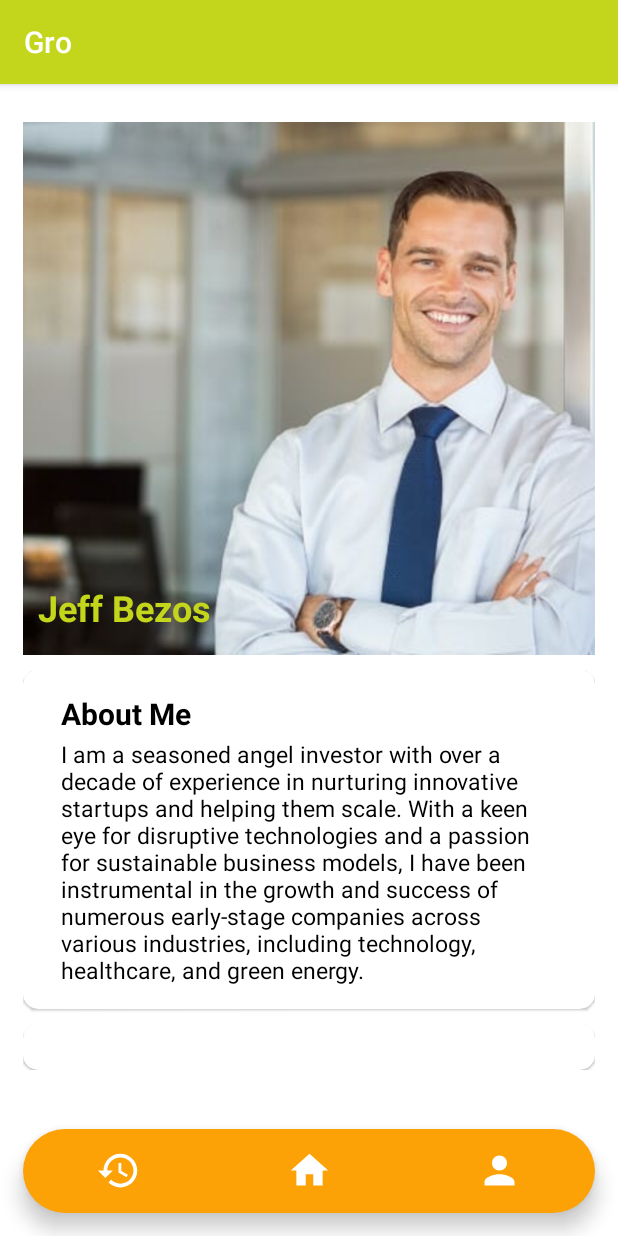
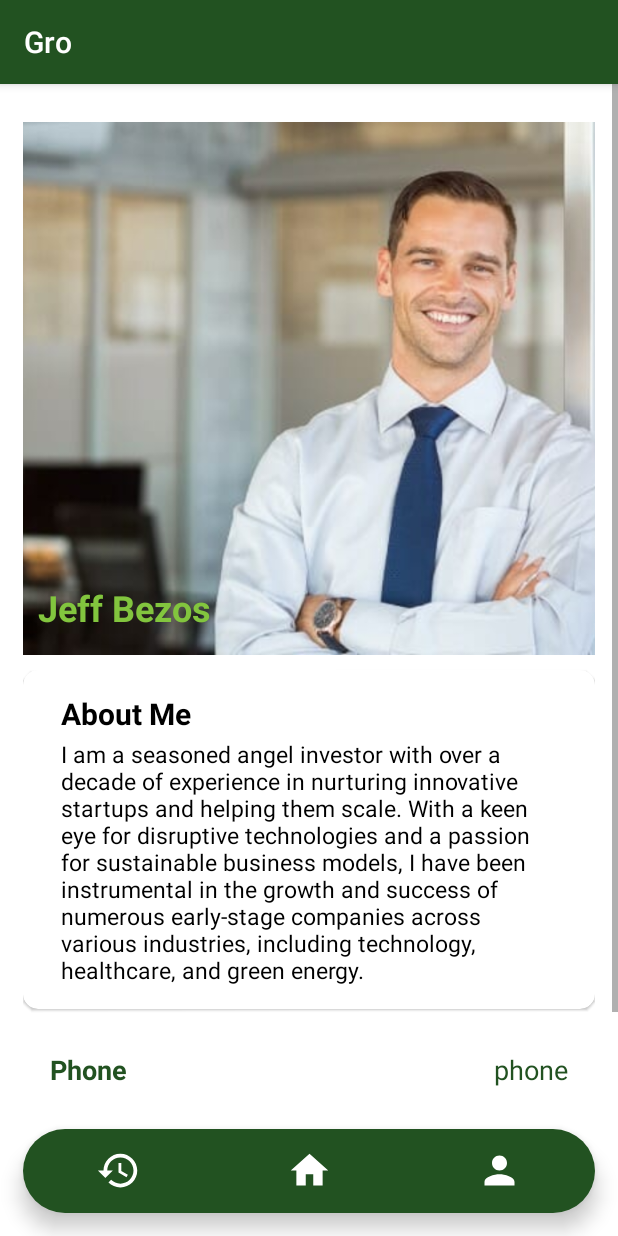
Before and after one commit to Rishali123/BCHacks1, an Android app: the ProfileActivity screen opened directly, with no data from a screen before it, on a phone screen of 412 x 824 dp. Run offline under Robolectric (Android 15) with nearby library versions, the phone set to English and light mode, and no system bars; our stand-ins replace Firebase (no records; nobody signed in at launch, a user with empty details on screens opened directly).

Commit message:
working final 1

```diff
--- a/app/src/main/java/com/example/bchacks/ProfileActivity.java
+++ b/app/src/main/java/com/example/bchacks/ProfileActivity.java
@@ -1,22 +1,76 @@
 package com.example.bchacks;
 
 import androidx.appcompat.app.AppCompatActivity;
-
 import android.content.Intent;
 import android.os.Bundle;
-
+import android.util.Log;
+import android.widget.TextView;
 import com.google.android.material.bottomnavigation.BottomNavigationView;
+import com.google.firebase.auth.FirebaseAuth;
+import com.google.firebase.auth.FirebaseUser;
+import com.google.firebase.database.DataSnapshot;
+import com.google.firebase.database.DatabaseError;
+import com.google.firebase.database.DatabaseReference;
+import com.google.firebase.database.FirebaseDatabase;
+import com.google.firebase.database.ValueEventListener;
 
 public class ProfileActivity extends AppCompatActivity {
+    private static final String TAG = "ProfileActivity";
+    TextView profileName, profileInterest, profilePhone;
+    FirebaseUser firebaseUser;
+    FirebaseAuth firebaseAuth;
 
     @Override
     protected void onCreate(Bundle savedInstanceState) {
         super.onCreate(savedInstanceState);
         setContentView(R.layout.activity_profile);
 
+        profileName = findViewById(R.id.profileName);
+        profilePhone = findViewById(R.id.profilePhone);
+        profileInterest = findViewById(R.id.profileInterest);
+
+        firebaseAuth = FirebaseAuth.getInstance();
+        firebaseUser = firebaseAuth.getCurrentUser();
+
+        if (firebaseUser != null) {
+            String userId = firebaseUser.getUid();  // Get the current user ID
+            Log.d(TAG, "User ID: " + userId);
+
+            DatabaseReference ref = FirebaseDatabase.getInstance().getReference("users");
+            // Assuming you want to retrieve the user by UID
+            ref.orderByChild("uid").equalTo(userId).addListenerForSingleValueEvent(new ValueEventListener() {
+                @Override
+                public void onDataChange(DataSnapshot snapshot) {
+                    if (snapshot.exists()) {
+                        for (DataSnapshot userSnapshot : snapshot.getChildren()) {
+                            String nameFromDB = userSnapshot.child("name").getValue(String.class);
+                            String phoneFromDB = userSnapshot.child("phone").getValue(String.class);
+                            String interestsFromDB = userSnapshot.child("interests").getValue(String.class);
+
+                            Log.d(TAG, "Name: " + nameFromDB);
+                            Log.d(TAG, "Phone: " + phoneFromDB);
+                            Log.d(TAG, "Interests: " + interestsFromDB);
+
+                            profileName.setText(nameFromDB);
+                            profilePhone.setText(phoneFromDB);
+                            profileInterest.setText(interestsFromDB);
+                        }
+                    } else {
+                        Log.w(TAG, "User data not found");
+                    }
+                }
+
+                @Override
+                public void onCancelled(DatabaseError databaseError) {
+                    Log.e(TAG, "Database error: " + databaseError.getMessage());
+                }
+            });
+        } else {
+            Log.w(TAG, "No Firebase user logged in");
+        }
+
         BottomNavigationView bottomNavigationView = findViewById(R.id.bottomNavigation);
-        bottomNavigationView.setSelectedItemId(R.id.Home);
-
+        bottomNavigationView.setSelectedItemId(R.id.Profile);
         bottomNavigationView.setOnItemSelectedListener(item -> {
             int itemId = item.getItemId();
             if (itemId == R.id.Home) {
--- a/app/src/main/res/layout/activity_login.xml
+++ b/app/src/main/res/layout/activity_login.xml
@@ -7,7 +7,7 @@
     android:layout_height="match_parent"
     android:orientation="vertical"
     android:gravity="center"
-    android:background="@color/orange"
+    android:background="@color/green"
     tools:context=".LoginActivity">
     <androidx.cardview.widget.CardView
         android:layout_width="match_parent"
@@ -47,7 +47,7 @@
                 android:layout_height="50dp"
                 android:id="@+id/login_password"
                 android:background="@drawable/custom_edittext"
-                android:layout_marginTop="20dp"
+                android:layout_marginTop="15dp"
                 android:inputType="textPassword"
                 android:padding="8dp"
                 android:hint="Password"
@@ -60,7 +60,7 @@
                 android:text="Login"
                 android:id="@+id/login_button"
                 android:textSize="18sp"
-                android:layout_marginTop="30dp"
+                android:layout_marginTop="20dp"
                 android:backgroundTint="@color/green"
                 app:cornerRadius = "20dp"/>
 
--- a/app/src/main/res/layout/activity_profile.xml
+++ b/app/src/main/res/layout/activity_profile.xml
@@ -32,7 +32,7 @@
                     app:srcCompat="@drawable/investor" />
 
                 <TextView
-                    android:id="@+id/textView2"
+                    android:id="@+id/profileName"
                     android:layout_width="wrap_content"
                     android:layout_height="48dp"
                     android:layout_alignParentStart="true"
@@ -56,6 +56,7 @@
                 app:cardCornerRadius="10dp">
 
                 <LinearLayout
+                    android:id="@+id/layout"
                     android:layout_width="match_parent"
                     android:layout_height="wrap_content"
                     android:orientation="vertical"
@@ -87,28 +88,75 @@
                     </RelativeLayout>
 
                 </LinearLayout>
-
             </com.google.android.material.card.MaterialCardView>
 
-            <com.google.android.material.card.MaterialCardView
+            <!-- Add the provided layout below the "About Me" section -->
+            <LinearLayout
                 android:layout_width="match_parent"
                 android:layout_height="wrap_content"
-                android:layout_marginTop="10dp"
-                app:cardCornerRadius="10dp">
+                android:layout_marginLeft="10dp"
+                android:layout_marginTop="20dp"
+                android:layout_marginRight="10dp"
+                android:layout_marginBottom="10dp"
+                android:orientation="horizontal"
+                android:padding="8dp">
 
-                <LinearLayout
-                    android:layout_width="match_parent"
+                <TextView
+                    android:id="@+id/phone"
+                    android:layout_width="wrap_content"
                     android:layout_height="wrap_content"
-                    android:orientation="vertical"
-                    android:padding="15dp">
+                    android:layout_weight="1"
+                    android:text="Phone"
+                    android:textColor="@color/orange"
+                    android:textSize="18sp"
+                    android:textStyle="bold" />
 
-                    <!-- Other content goes here -->
+                <TextView
+                    android:id="@+id/profilePhone"
+                    android:layout_width="wrap_content"
+                    android:layout_height="wrap_content"
+                    android:layout_weight="1"
+                    android:text="phone"
+                    android:textAlignment="viewEnd"
+                    android:textColor="@color/orange"
+                    android:textSize="18sp" />
+            </LinearLayout>
 
-                </LinearLayout>
+            <androidx.appcompat.widget.AppCompatImageView
+                android:layout_width="match_parent"
+                android:layout_height="1dp"
+                android:layout_margin="10dp"
+                android:alpha="0.5"
+                android:background="@color/orange" />
 
-            </com.google.android.material.card.MaterialCardView>
+            <LinearLayout
+                android:layout_width="match_parent"
+                android:layout_height="match_parent"
+                android:layout_margin="10dp"
+                android:orientation="horizontal"
+                android:padding="8dp">
 
-            <!-- Additional card views go here -->
+                <TextView
+                    android:id="@+id/interest"
+                    android:layout_width="wrap_content"
+                    android:layout_height="wrap_content"
+                    android:layout_weight="1"
+                    android:text="Interest"
+                    android:textColor="@color/orange"
+                    android:textSize="18sp"
+                    android:textStyle="bold" />
+
+                <TextView
+                    android:id="@+id/profileInterest"
+                    android:layout_width="wrap_content"
+                    android:layout_height="wrap_content"
+                    android:layout_weight="1"
+                    android:text="interest"
+                    android:textAlignment="viewEnd"
+                    android:textColor="@color/orange"
+                    android:textSize="18sp" />
+            </LinearLayout>
+            <!-- End of provided layout -->
 
         </LinearLayout>
 
--- a/app/src/main/res/layout/activity_start.xml
+++ b/app/src/main/res/layout/activity_start.xml
@@ -7,7 +7,7 @@
     android:layout_height="match_parent"
     android:orientation="vertical"
     android:gravity="center"
-    android:background="@color/orange">
+    android:background="@color/green">
 
     <androidx.cardview.widget.CardView
         android:layout_width="wrap_content"
--- a/app/src/main/res/values/colors.xml
+++ b/app/src/main/res/values/colors.xml
@@ -2,9 +2,9 @@
 <resources>
     <color name="black">#FF000000</color>
     <color name="white">#FFFFFFFF</color>
-    <color name="green">#C3D61B</color>
-    <color name="orange">#FCA106</color>
-    <color name="red">#ED3E15   </color>
+    <color name="green">#82C53E</color>
+    <color name="orange">#225221</color>
+    <color name="red">#B52B2B</color>
 
 
 </resources>
--- a/app/src/main/res/values/themes.xml
+++ b/app/src/main/res/values/themes.xml
@@ -2,8 +2,8 @@
     <!-- Base application theme. -->
     <style name="Base.Theme.BCHacks" parent="Theme.MaterialComponents.DayNight.DarkActionBar">
         <!-- Customize your light theme here. -->
-        <item name="colorPrimary">@color/green</item>
-        <item name="colorPrimaryVariant">@color/orange</item>
+        <item name="colorPrimary">@color/orange</item>
+        <item name="colorPrimaryVariant">@color/green</item>
         <item name="colorOnPrimary">@color/white</item>
 
         <item name="colorSecondary">@color/red</item>
```
Also changed, not shown: app/src/main/res/drawable/bg.PNG (added), app/src/main/res/drawable/grologo.png (added), app/src/main/res/drawable/sapling1.png (added), app/src/main/res/drawable/sapling2.png (added), app/src/main/res/drawable/sapling3.png (added).
